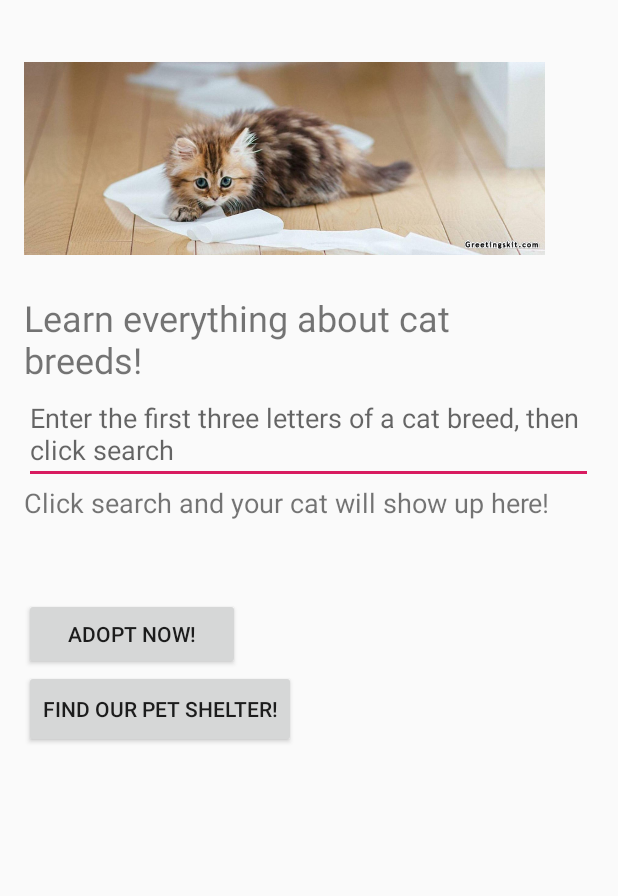
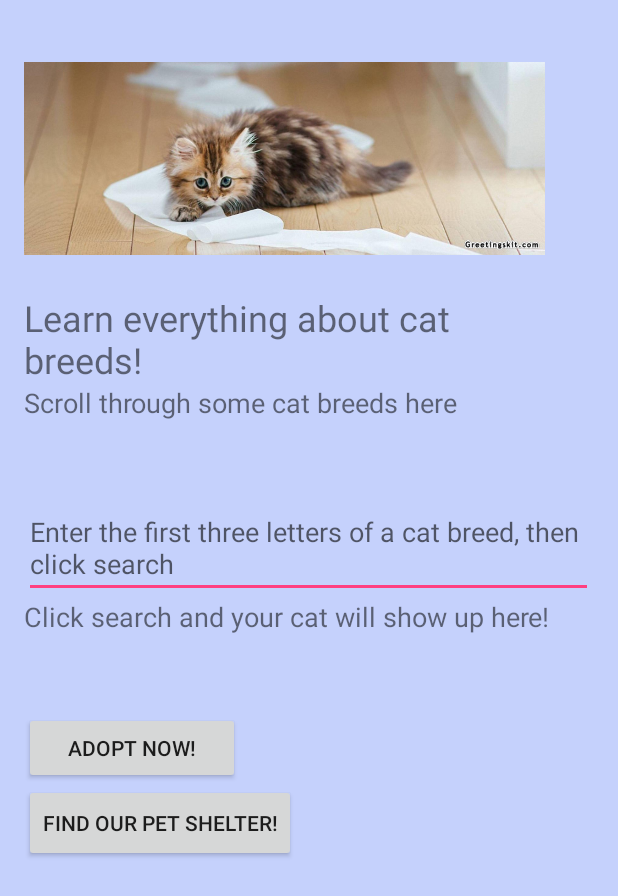
Before and after one commit to madameJeanette/WhoCat, an Android app: the layout activity_main.xml on its own in the app's theme, with its tools: preview values and no code run, on a phone screen of 412 x 824 dp. Shown: the top 896 px of the screen. Run offline under Robolectric (Android 15) with nearby library versions, the phone set to English and light mode, and no system bars.

Commit message:
added cute mode preference

```diff
--- a/app/build.gradle
+++ b/app/build.gradle
@@ -28,7 +28,9 @@ dependencies {
     // Add RecyclerView dependency
     implementation 'com.android.support:recyclerview-v7:28.0.0'
     implementation 'com.android.support.constraint:constraint-layout:1.1.3'
+    implementation 'android.arch.lifecycle:extensions:1.1.1'
     testImplementation 'junit:junit:4.12'
     androidTestImplementation 'com.android.support.test:runner:1.0.2'
     androidTestImplementation 'com.android.support.test.espresso:espresso-core:3.0.2'
+    implementation 'com.android.support:preference-v7:28.0.0'
 }
--- a/app/src/main/AndroidManifest.xml
+++ b/app/src/main/AndroidManifest.xml
@@ -11,7 +11,8 @@
         android:roundIcon="@mipmap/ic_launcher_round"
         android:supportsRtl="true"
         android:theme="@style/AppTheme">
-        <activity android:name=".LanguageActivity"></activity>
+        <activity android:name=".SettingsFragment"></activity>
+        <activity android:name=".LanguageActivity" />
         <activity android:name=".MainActivity">
             <intent-filter>
                 <action android:name="android.intent.action.MAIN" />
--- a/app/src/main/java/com/example/whocat/utilities/NetworkUtils.java
+++ b/app/src/main/java/com/example/whocat/utilities/NetworkUtils.java
@@ -32,7 +32,7 @@ public class NetworkUtils {
     final static String CAT_BASE_URL =
            "https://api.thecatapi.com/v1/breeds/search/";
          //     "https://api.thecatapi.com/v1/images/search";
-
+         //   "https://cataas.com/cat";
 
     final static String PARAM_QUERY = "q";
 
@@ -41,7 +41,7 @@ public class NetworkUtils {
      * Default: results are sorted by best match if no field is specified.
      */
     final static String PARAM_SORT = "sort";
-    final static String sortBy = "name";
+    final static String sortBy = "cute";
 
     /**
      * Builds the URL used to query the cat api.
--- a/app/src/main/res/layout/activity_main.xml
+++ b/app/src/main/res/layout/activity_main.xml
@@ -1,4 +1,5 @@
 <?xml version="1.0" encoding="utf-8"?>
+
 <LinearLayout xmlns:android="http://schemas.android.com/apk/res/android"
     xmlns:app="http://schemas.android.com/apk/res-auto"
     xmlns:tools="http://schemas.android.com/tools"
@@ -8,7 +9,9 @@
     android:orientation="vertical"
     android:paddingLeft="@dimen/activity_horizontal_margin"
     android:paddingTop="@dimen/activity_vertical_margin"
-    android:paddingRight="@dimen/activity_horizontal_margin">
+    android:paddingRight="@dimen/activity_horizontal_margin"
+    android:background="@color/background_color"
+    >
 
 
     <ImageView
@@ -27,6 +30,19 @@
         android:text="@string/catitle"
         android:textSize="24sp" />
 
+    <ScrollView
+        android:layout_width="match_parent"
+        android:layout_height="76dp">
+
+        <TextView
+            android:id="@+id/tv_cat_breeds"
+            android:layout_width="376dp"
+            android:layout_height="wrap_content"
+            android:text="@string/scrollhint"
+            android:textSize="18sp"
+            android:visibility="visible" />
+    </ScrollView>
+
     <EditText
         android:id="@+id/et_search_box"
         android:layout_width="379dp"
@@ -36,7 +52,6 @@
         android:inputType=""
         android:textSize="18sp" />
 
-
     <ScrollView
         android:layout_width="match_parent"
         android:layout_height="76dp">
@@ -45,7 +60,7 @@
     <TextView
         android:id="@+id/tv_cat_search_results_json"
         android:layout_width="376dp"
-        android:layout_height="match_parent"
+        android:layout_height="wrap_content"
         android:text="@string/hint"
         android:textSize="18sp" />
 
--- /dev/null
+++ b/app/src/main/res/values/bools.xml
@@ -0,0 +1,6 @@
+<?xml version="1.0" encoding="utf-8"?>
+<resources>
+    <!--<bool name="pref_show_mode_default">true</bool>-->
+    <bool name="pref_show_night_default">false</bool>
+    <bool name="pref_show_light_default">true</bool>
+</resources>
--- a/app/src/main/res/values/colors.xml
+++ b/app/src/main/res/values/colors.xml
@@ -1,6 +1,16 @@
 <?xml version="1.0" encoding="utf-8"?>
 <resources>
-    <color name="colorPrimary">#008577</color>
-    <color name="colorPrimaryDark">#00574B</color>
-    <color name="colorAccent">#D81B60</color>
+    <color name="colorPrimary">#3F51B5</color>
+    <color name="colorPrimaryDark">#303F9F</color>
+    <color name="colorAccent">#FF4081</color>
+    <color name="background_color">#C5D1FC</color>
+
+
+
+    <color name="backgroundLight">#FDABE9</color>
+
+
+    <color name="backgroundDark">#C5D1FC</color>
+
+
 </resources>
--- a/app/src/main/res/values/strings.xml
+++ b/app/src/main/res/values/strings.xml
@@ -10,7 +10,11 @@
     <string name="hint">
         "Click search and your cat will show up here!"
     </string>
-    <string name="action_reset">Reset</string>
+    <string name="scrollhint">
+        "Scroll through some cat breeds here
+"
+    </string>
+
 
     <string name="adopt">Adopt now!</string>
     <string name="geo">Find our pet shelter!</string>
@@ -18,11 +22,26 @@
     <string name="catimg">cute  mis eye colored kitten</string>
     <string name="catitle">Learn everything about cat breeds!</string>
 
+    <!-- Add string values for the list preference -->
+    <!-- Label for the color preference -->
+    <string name="pref_color_label">Color mode</string>
 
-    <!-- Value in SharedPreferences for English language -->
-    <string name="pref_EN_value" translatable="false">English</string>
+    <!-- Label for Dark color preference -->
+    <string name="pref_color_label_black">Dark mode</string>
+    <!-- Label for light color preference -->
+    <string name="pref_color_label_white">Cute mode</string>
 
-    <!-- Value in SharedPreferences for Dutch language -->
-    <string name="pref_NL_value" translatable="false">Dutch</string>
+
+    <!-- Key name for color preference in SharedPreferences -->
+    <string name="pref_color_key" translatable="false">color</string>
+
+    <!-- Value in SharedPreferences for dark color option -->
+    <string name="pref_color_dark_value" translatable="false">purple</string>
+
+    <!-- Value in SharedPreferences for light color option -->
+    <string name="pref_color_light_value" translatable="false">pink</string>
+
+
+
     <string name="action_settings">Settings</string>
 </resources>
--- a/app/src/main/res/values/styles.xml
+++ b/app/src/main/res/values/styles.xml
@@ -6,6 +6,8 @@
         <item name="colorPrimary">@color/colorPrimary</item>
         <item name="colorPrimaryDark">@color/colorPrimaryDark</item>
         <item name="colorAccent">@color/colorAccent</item>
+        <!--  Add a theme for the preference -->
+        <item name="preferenceTheme">@style/PreferenceThemeOverlay</item>
     </style>
 
 </resources>
```
Also changed, not shown: app/src/main/java/com/example/whocat/LanguageActivity.java (deleted, +0 -39 lines), app/src/main/java/com/example/whocat/MainActivity.java (+46 -29 lines), app/src/main/java/com/example/whocat/SettingsActivity.java (+10 -19 lines), app/src/main/res/layout/activity_language.xml (deleted, +0 -9 lines), app/src/main/res/layout/activity_settings.xml (deleted, +0 -12 lines), app/src/main/res/menu/main.xml (+5 -5 lines), app/src/main/res/values/arrays.xml (added, +14 -0 lines), app/src/main/res/xml/preferences.xml (added, +9 -0 lines).
